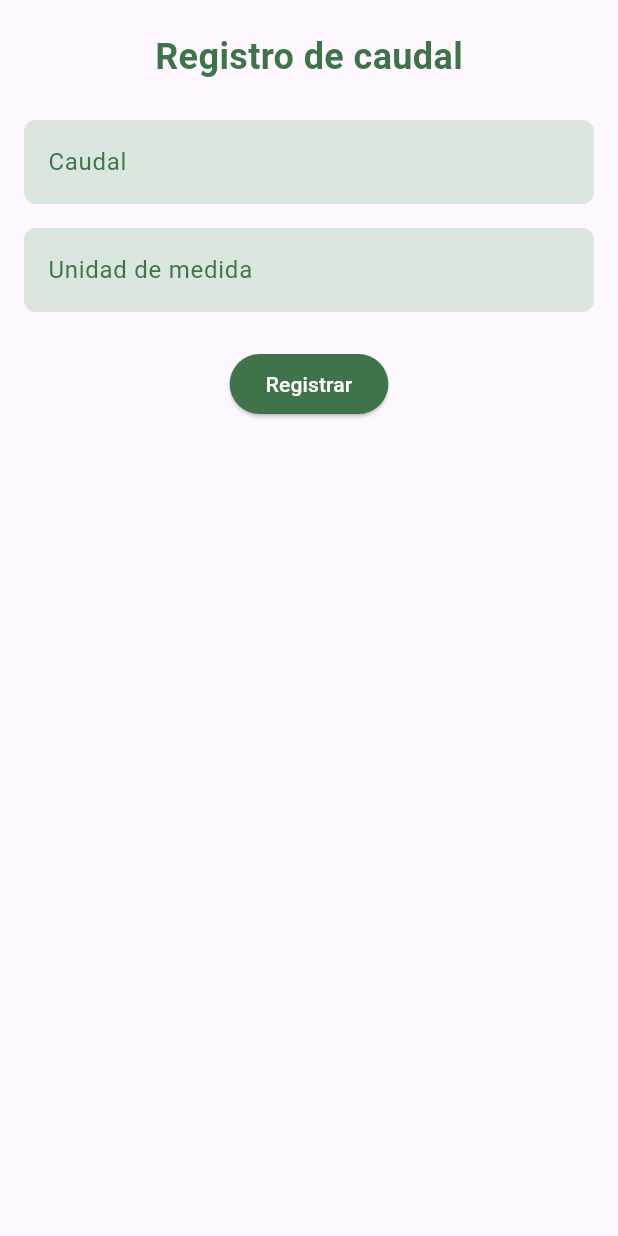
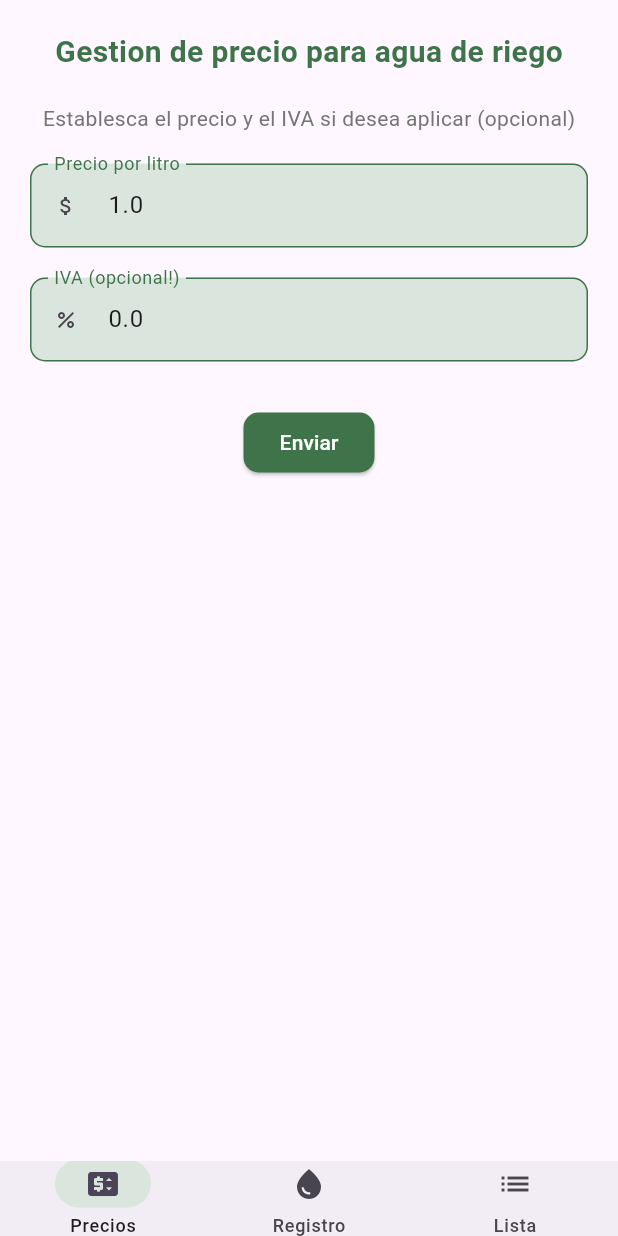
Before and after one commit to cuzcoromo/cobalto, a Flutter app: the AguaCaudal screen opened directly, on a phone screen of 412 x 824 dp. Run offline on Flutter 3.47's test engine with Material 3 defaults, Android fonts, the light colour scheme and no system bars; our stand-ins replace cloud_firestore, firebase_auth, firebase_core, firebase_database, firebase_storage, flutter_riverpod and 1 more; accounts and stored records are empty.

Commit message:
agua rigo

```diff
--- a/lib/screens/app/agua/agua_caudal.dart
+++ b/lib/screens/app/agua/agua_caudal.dart
@@ -1,5 +1,8 @@
 import 'package:flutter/material.dart';
 import 'package:flutter_riverpod/flutter_riverpod.dart';
+import 'package:prueva/screens/app/agua/components/list_riego.dart';
+import 'package:prueva/screens/app/agua/components/price_riego.dart';
+import 'package:prueva/screens/app/agua/components/register_riego.dart';
 import 'package:prueva/theme_colors.dart';
 
 class AguaCaudal extends ConsumerStatefulWidget {
@@ -16,6 +19,16 @@ class _AguaCaudalState extends ConsumerState<AguaCaudal> {
   // Controladores para el manejo de los campos de texto
   final TextEditingController _caudalController = TextEditingController();
   final TextEditingController _unidadController = TextEditingController();
+  final TextEditingController _direccionControler = TextEditingController();
+
+  int currentPageIndex = 0;
+
+  @override
+  void initState() {
+    // Inicialización de los controladores si es necesario
+    _direccionControler.text = 'Cobalto';
+    super.initState();
+  }
 
   @override
   void dispose() {
@@ -40,91 +53,41 @@ class _AguaCaudalState extends ConsumerState<AguaCaudal> {
   @override
   Widget build(BuildContext context) {
     // Acceso al tema actual para usar sus colores y estilos
-    final theme = Theme.of(context);
+    ThemeData localTheme = Theme.of(context);
 
     return Scaffold(
-      body: Center(
-        child: Padding(
-          padding: const EdgeInsets.all(16.0),
-          child: Form(
-            key: _formKey,
-            child: Column(
-              children: [
-                // Título del formulario
-                Padding(
-                  padding: const EdgeInsets.symmetric(vertical: 5),
-                  child: Text(
-                    'Registro de caudal',
-                    style: TextStyle(
-                      fontSize: 24,
-                      fontWeight: FontWeight.bold,
-                      color: theme.colorScheme.background1,
-                    ),
-                  ),
-                ),
-                const SizedBox(height: 20),
-                // Campo para ingresar el caudal
-                TextFormField(
-                  controller: _caudalController,
-                  decoration: InputDecoration(
-                    hintText: 'Caudal',
-                    hintStyle: TextStyle(
-                      color: Theme.of(context).colorScheme.background1,
-                    ),
-                    filled: true,
-                    fillColor: Theme.of(context).colorScheme.background2,
-                    border: OutlineInputBorder(
-                      borderSide: BorderSide.none,
-                      borderRadius: BorderRadius.circular(8.0),
-                    ),
-                  ),
-                  keyboardType: TextInputType.number,
-                  validator: (value) {
-                    if (value == null || value.isEmpty)
-                      'Por favor ingresa el caudal';
-                    return null;
-                  },
-                ),
-                const SizedBox(height: 16),
-                // Campo para ingresar la unidad de medida
-                TextFormField(
-                  controller: _unidadController,
-                  decoration: InputDecoration(
-                    hintText: 'Unidad de medida',
-                    hintStyle: TextStyle(
-                      color: Theme.of(context).colorScheme.background1,
-                    ),
-                    filled: true,
-                    fillColor: Theme.of(context).colorScheme.background2,
-                    border: OutlineInputBorder(
-                      borderSide: BorderSide.none,
-                      borderRadius: BorderRadius.circular(8.0),
-                    ),
-                  ),
-                  validator: (value) {
-                    if (value == null || value.isEmpty) {
-                      return 'Por favor ingresa la unidad de medida';
-                    }
-                    return null;
-                  },
-                ),
-                const SizedBox(height: 24),
-                // Botón para enviar el formulario
-                ElevatedButton(
-                  onPressed: _submitForm,
-                  style: ButtonStyle(
-                    backgroundColor: WidgetStateProperty.all(
-                      Theme.of(context).colorScheme.background1,
-                    ),
-                  ),
-                  child: Text('Registrar',style: TextStyle(color: Colors.white),
-                ),
-                ),
-              ],
-            ),
+      bottomNavigationBar: NavigationBar(
+        onDestinationSelected: (int index) {
+          setState(() {
+            currentPageIndex = index;
+          });
+        },
+        height: 50,
+        indicatorColor: localTheme.colorScheme.background2,
+        selectedIndex: currentPageIndex,
+        destinations: const <Widget>[
+          NavigationDestination(
+            icon: Icon(Icons.price_change),
+            // selectedIcon: Icon(Icons.price_change),
+            label: 'Precios',
           ),
-        ),
+          NavigationDestination(
+            icon: Icon(Icons.water_drop),
+            label: 'Registro',
+          ),
+          NavigationDestination(
+            icon: Icon(Icons.list),
+            label: 'Lista',
+          ),
+        ],
+        animationDuration: const Duration(milliseconds: 1000),
       ),
+      body:
+          [
+            const PriceRiego(),
+            const RegisterRiego(),
+            const ListRiego(),
+          ][currentPageIndex],
     );
   }
 }
--- /dev/null
+++ b/lib/screens/app/agua/components/price_riego.dart
@@ -0,0 +1,150 @@
+import 'package:flutter/material.dart';
+import 'package:flutter_riverpod/flutter_riverpod.dart';
+import 'package:prueva/theme_colors.dart';
+
+class PriceRiego extends ConsumerStatefulWidget {
+
+  const PriceRiego({super.key}); // Price per gallon of water
+
+  @override
+  ConsumerState<ConsumerStatefulWidget> createState() => _PriceConfigState();
+}
+
+class _PriceConfigState extends ConsumerState<PriceRiego> {
+  final  _precioController = TextEditingController();
+  String?  _precioError;
+  final  _ivaController = TextEditingController();
+  String?  _ivaError;
+
+  double _precio = 1.00;
+  double _iva = 0.0;
+
+  @override
+  void initState() {
+    super.initState();
+    _precioController.text = _precio.toString();
+    _ivaController.text = _iva.toString();
+  }
+
+  @override
+  void dispose() {
+    _precioController.dispose();
+    _ivaController.dispose();
+    super.dispose();
+  }
+
+  void  uptatePrice() async {
+      // if (_formKey.currentState!.validate()) {
+    // if (_precioController.text.isEmpty) {
+    if (_precioController.text.isEmpty) {
+      setState(() {
+        _precioError = 'Campo requerido';
+      });
+      return;
+  }
+    if (_ivaController.text.isEmpty) {
+      setState(() {
+        _ivaError = 'Campo requerido';
+      });
+      return;
+    }
+    setState(() {
+      _precio = double.tryParse(_precioController.text) ?? 0.0;
+      _iva = double.tryParse(_ivaController.text) ?? 0.0;
+    });
+  }
+  @override
+  Widget build(BuildContext context) {
+     return Container(
+      padding: const EdgeInsets.symmetric(horizontal: 20),
+       child: Column(
+        children: [
+          Padding(
+            padding: const EdgeInsets.symmetric(vertical: 20),
+            child: Text(
+              'Gestion de precio para agua de riego',
+              style: TextStyle(
+                fontWeight: FontWeight.bold,
+                fontSize: 20,
+                color: Theme.of(context).colorScheme.background1,
+              ),
+            ),
+          ),
+          Text('Establesca el precio y el IVA si desea aplicar (opcional)', style: TextStyle(color: Colors.grey[600]),),
+          const SizedBox(height: 20),
+          TextFormField(
+            controller: _precioController,
+            keyboardType: TextInputType.number,
+            decoration: InputDecoration(
+              labelText: 'Precio por litro',
+              errorText: _precioError,
+              labelStyle: TextStyle(color: Theme.of(context).colorScheme.background1,),
+              hintText: 'Precio del consumo de agua',
+              prefixIcon: const Icon(Icons.attach_money, size:16,),
+              hintStyle: TextStyle(color: Theme.of(context).colorScheme.background1,),
+              filled: true,
+              fillColor: Theme.of(context).colorScheme.background2,
+              enabledBorder: OutlineInputBorder(
+                borderRadius: BorderRadius.circular(10),
+                borderSide: BorderSide(
+                  color: Theme.of(context).colorScheme.background1,
+                  width: 1.0,
+                ),
+              ),
+               focusedBorder: OutlineInputBorder(
+                borderRadius: BorderRadius.circular(10),
+                borderSide: BorderSide(
+                  color: Theme.of(context).colorScheme.background1, // o cualquier color que quieras
+                  width: 1.5,
+                ),
+              ),
+              ),
+            validator: (String? value) => value == null ? 'Campo requerido' : null,
+          ),
+          const SizedBox(height: 20),
+
+          TextFormField(
+            controller: _ivaController,
+            keyboardType: TextInputType.number,
+            decoration: InputDecoration(
+              labelText: 'IVA (opcional!)',
+              errorText: _ivaError,
+              prefixIcon: const Icon(Icons.percent, size: 16,),
+              labelStyle: TextStyle(color: Theme.of(context).colorScheme.background1,),
+              hintText: 'Ejemplo: 13.0',
+              hintStyle: TextStyle(color: Theme.of(context).colorScheme.background1,),
+              filled: true,
+              fillColor: Theme.of(context).colorScheme.background2,
+              enabledBorder: OutlineInputBorder(
+                borderRadius: BorderRadius.circular(10),
+                borderSide: BorderSide(
+                  color: Theme.of(context).colorScheme.background1,
+                  width: 1.0,
+                ),
+              ),
+              focusedBorder: OutlineInputBorder(
+                borderRadius: BorderRadius.circular(10),
+                borderSide: BorderSide(
+                  color: Theme.of(context).colorScheme.background1, // o cualquier color que quieras
+                  width: 1.5,
+                ),
+              ),
+              ),
+            validator: (String? value) => value == null ? 'Campo requerido' : null,
+          ),
+          const SizedBox(height: 30),
+          ElevatedButton(
+            style: ElevatedButton.styleFrom(
+              backgroundColor: Theme.of(context).colorScheme.background1,
+              shape: RoundedRectangleBorder(
+                borderRadius: BorderRadius.circular(10),
+              ),
+            ),
+            onPressed: uptatePrice,
+            child: Text('Enviar', style: TextStyle(color: Colors.white),),
+          ),
+        ],
+           ),
+     );
+  }
+}
--- a/lib/screens/app/home_one.dart
+++ b/lib/screens/app/home_one.dart
@@ -4,6 +4,7 @@ import 'package:prueva/firebase/auth_services.dart';
 import 'package:prueva/firebase/read_data.dart';
 import 'package:prueva/screens/app/agua/agua_caudal.dart';
 import 'package:prueva/screens/app/agua/agua_consumo.dart';
+import 'package:prueva/screens/app/agua/rubros_config.dart';
 import 'package:prueva/screens/app/users/users_list.dart';
 import 'package:prueva/screens/app/users/users_register.dart';
 // import 'package:prueva/firebase/auth_services.dart';
@@ -24,6 +25,7 @@ class HomeOne extends ConsumerWidget {
       UsersList(),
       AguaConsumo(),
       AguaCaudal(),
+      RubrosConfig(),
     ];
 
     void onDrawerItem(int index) {
@@ -145,8 +147,8 @@ class MyDrawer extends StatelessWidget {
                 onTap: () => onDrawerItem(4),
               ),
               ListTile(
-                leading: Icon(Icons.mediation_sharp ),
-                title: const Text('Caudal'),
+                leading: Icon(Icons.monetization_on_outlined ),
+                title: const Text('Cobros'),
                 onTap: () => onDrawerItem(5),
               ),
             ],
```
Also changed, not shown: lib/screens/app/agua/components/list_riego.dart (added, +112 -0 lines), lib/screens/app/agua/components/register_riego.dart (added, +135 -0 lines), lib/screens/app/agua/rubros_config.dart (added, +160 -0 lines).
